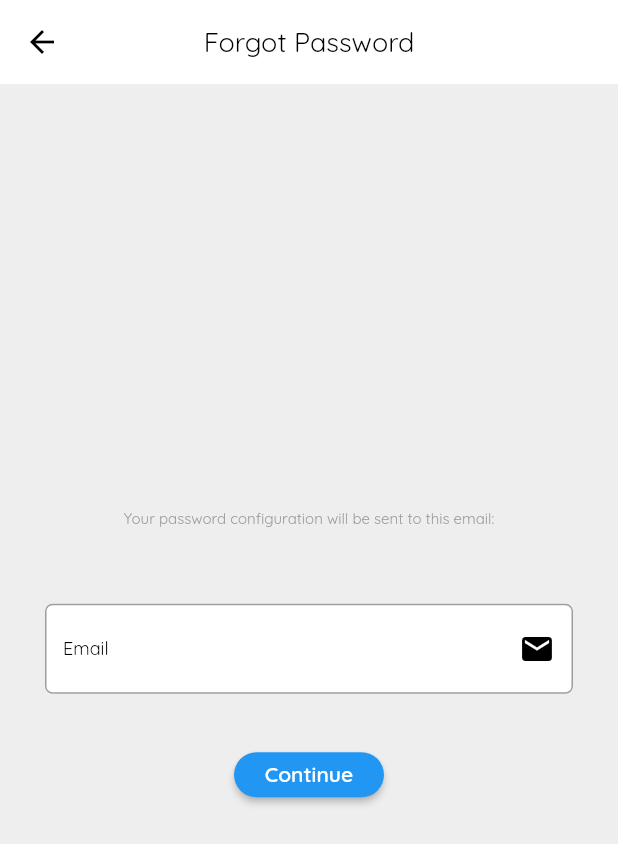
After one commit to Lans12345/Example_code, a Flutter app: the ForgotPasswordPage screen opened directly, on a phone screen of 412 x 824 dp. The commit adds this screen. Shown: the top 844 px of the screen. Run offline on Flutter 3.47's test engine with Material 2 defaults, Android fonts, the phone set to English and light mode, and no system bars; our stand-ins replace cloud_firestore, firebase_auth, firebase_core, firebase_storage, flutter_rating_bar, fluttertoast and 4 more; accounts and stored records are empty.

Commit message:
added forgot password

```diff
--- /dev/null
+++ b/lib/auth/forgot_password.dart
@@ -0,0 +1,119 @@
+import 'package:firebase_auth/firebase_auth.dart';
+import 'package:flutter/material.dart';
+import 'package:the_serve_new/auth/login_page.dart.dart';
+import 'package:the_serve_new/widgets/appbar_widget.dart';
+
+import '../widgets/button_widget.dart';
+import '../widgets/text_widget.dart';
+
+class ForgotPasswordPage extends StatelessWidget {
+  ForgotPasswordPage({Key? key}) : super(key: key);
+
+  final emailController = TextEditingController();
+
+  @override
+  Widget build(BuildContext context) {
+    return Scaffold(
+      appBar: AppbarWidget('Forgot Password'),
+      backgroundColor: Colors.grey[200],
+      body: Center(
+        child: Column(
+          mainAxisAlignment: MainAxisAlignment.center,
+          children: [
+            TextRegular(
+                text: 'Your password configuration will be sent to this email:',
+                fontSize: 10,
+                color: Colors.grey),
+            Padding(
+              padding: const EdgeInsets.fromLTRB(30, 50, 30, 10),
+              child: TextFormField(
+                controller: emailController,
+                style: const TextStyle(
+                    color: Colors.black, fontFamily: 'QRegular'),
+                decoration: InputDecoration(
+                  suffixIcon: const Icon(
+                    Icons.email,
+                    color: Colors.black,
+                  ),
+                  fillColor: Colors.white,
+                  filled: true,
+                  enabledBorder: OutlineInputBorder(
+                    borderSide: const BorderSide(width: 1, color: Colors.grey),
+                    borderRadius: BorderRadius.circular(5),
+                  ),
+                  focusedBorder: OutlineInputBorder(
+                    borderSide: const BorderSide(width: 1, color: Colors.black),
+                    borderRadius: BorderRadius.circular(5),
+                  ),
+                  labelText: 'Email',
+                  labelStyle: const TextStyle(
+                    fontFamily: 'QRegular',
+                    color: Colors.black,
+                    fontSize: 12.0,
+                  ),
+                ),
+              ),
+            ),
+            const SizedBox(
+              height: 20,
+            ),
+            ButtonWidget(
+                text: 'Continue',
+                onPressed: () async {
+                  try {
+                    await FirebaseAuth.instance.sendPasswordResetEmail(
+                        email: emailController.text.trim());
+
+                    showDialog(
+                        context: context,
+                        builder: (context) => AlertDialog(
+                              content: const Text(
+                                'Password Configuration was sent to your email under spam section',
+                                style: TextStyle(fontFamily: 'QRegular'),
+                              ),
+                              actions: <Widget>[
+                                MaterialButton(
+                                  onPressed: () {
+                                    Navigator.of(context).pushReplacement(
+                                        MaterialPageRoute(
+                                            builder: (context) =>
+                                                const LoginPage()));
+                                  },
+                                  child: const Text(
+                                    'Continue',
+                                    style: TextStyle(
+                                        fontFamily: 'QRegular',
+                                        fontWeight: FontWeight.bold),
+                                  ),
+                                ),
+                              ],
+                            ));
+                  } catch (e) {
+                    showDialog(
+                        context: context,
+                        builder: (context) => AlertDialog(
+                              content: Text(
+                                e.toString(),
+                                style: TextStyle(fontFamily: 'QRegular'),
+                              ),
+                              actions: <Widget>[
+                                MaterialButton(
+                                  onPressed: () =>
+                                      Navigator.of(context).pop(true),
+                                  child: const Text(
+                                    'Close',
+                                    style: TextStyle(
+                                        fontFamily: 'QRegular',
+                                        fontWeight: FontWeight.bold),
+                                  ),
+                                ),
+                              ],
+                            ));
+                  }
+                }),
+          ],
+        ),
+      ),
+    );
+  }
+}
```
Also changed, not shown: lib/auth/login_page.dart.dart (+10 -0 lines), lib/auth/providers/provider_login.dart (+10 -0 lines).
